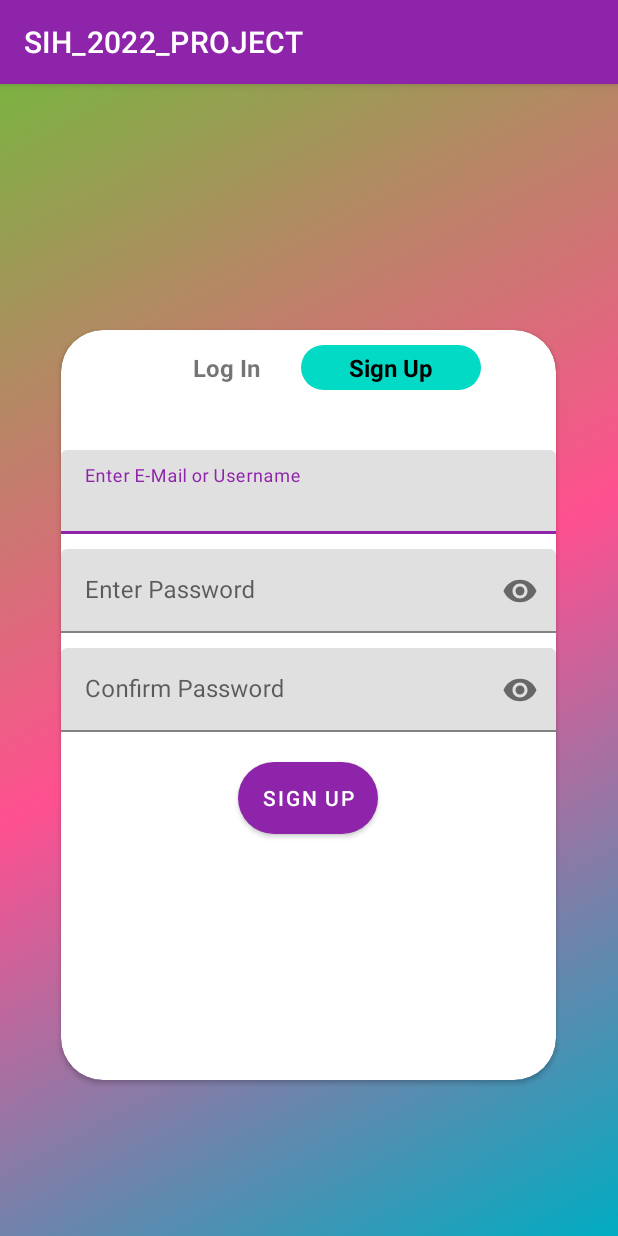
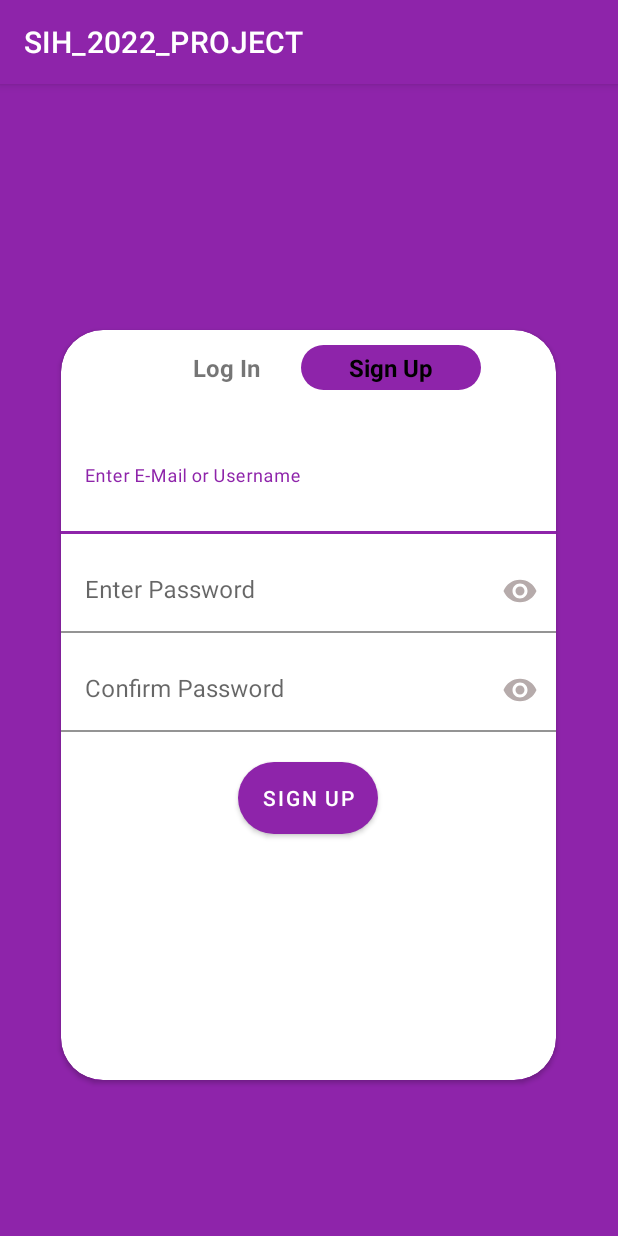
Before and after one commit to Sneha-8890/QUEUE_MANAGER, an Android app: the screen it shows after launch (MainActivity), on a phone screen of 412 x 824 dp. Run offline under Robolectric (Android 15) with nearby library versions, the phone set to English and light mode, and no system bars; our stand-ins replace Firebase (no records; nobody signed in at launch, a user with empty details on screens opened directly).

Commit message:
first commit

```diff
--- a/app/src/main/res/drawable/text_selected.xml
+++ b/app/src/main/res/drawable/text_selected.xml
@@ -1,7 +1,7 @@
 <?xml version="1.0" encoding="utf-8"?>
 <shape xmlns:android="http://schemas.android.com/apk/res/android">
 
-    <solid android:color="@color/teal_200"/>
+    <solid android:color="#8E24AA"/>
     <corners android:radius="30dp"/>
 
 </shape>
--- a/app/src/main/res/layout/activity_main.xml
+++ b/app/src/main/res/layout/activity_main.xml
@@ -5,7 +5,7 @@
     android:layout_width="match_parent"
     android:layout_height="match_parent"
     tools:context=".MainActivity"
-    android:background="@drawable/app_background">
+    android:background="#8E24AA">
 
     <TextView
         android:id="@+id/textView"
@@ -73,6 +73,8 @@
             android:layout_marginTop="30dp">
             <com.google.android.material.textfield.TextInputEditText
                 android:id="@+id/email"
+
+                android:background="@color/white"
                 android:layout_width="match_parent"
                 android:layout_height="wrap_content"
                 android:hint="Enter E-Mail or Username"
@@ -83,9 +85,11 @@
                 android:layout_width="match_parent"
                 android:layout_height="wrap_content"
                 android:layout_marginTop="10dp"
+                app:passwordToggleTint="#B6ABAB"
                 app:passwordToggleEnabled="true">
                 <com.google.android.material.textfield.TextInputEditText
                     android:layout_width="match_parent"
+                    android:background="@color/white"
                     android:layout_height="wrap_content"
                     android:hint="Enter Password"
                     android:id="@+id/password"
@@ -97,10 +101,11 @@
                 android:layout_width="match_parent"
                 android:layout_height="wrap_content"
                 android:layout_marginTop="10dp"
+                app:passwordToggleTint="#B6ABAB"
                 app:passwordToggleEnabled="true"
                 >
                 <com.google.android.material.textfield.TextInputEditText
-
+                    android:background="@color/white"
                     android:layout_width="match_parent"
                     android:layout_height="wrap_content"
                     android:inputType="textPassword"
```
